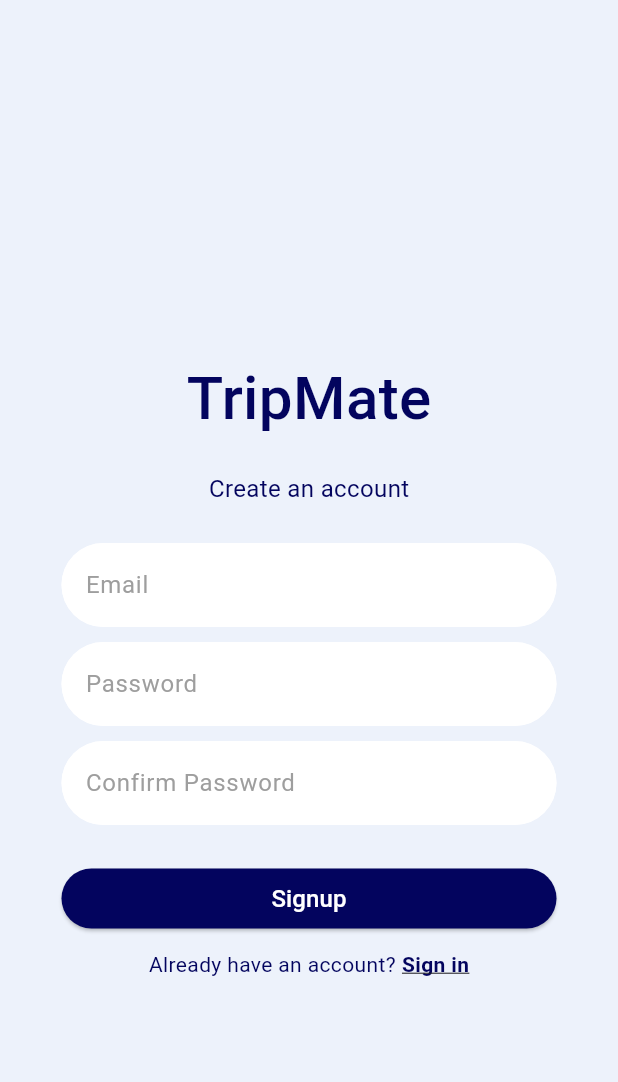
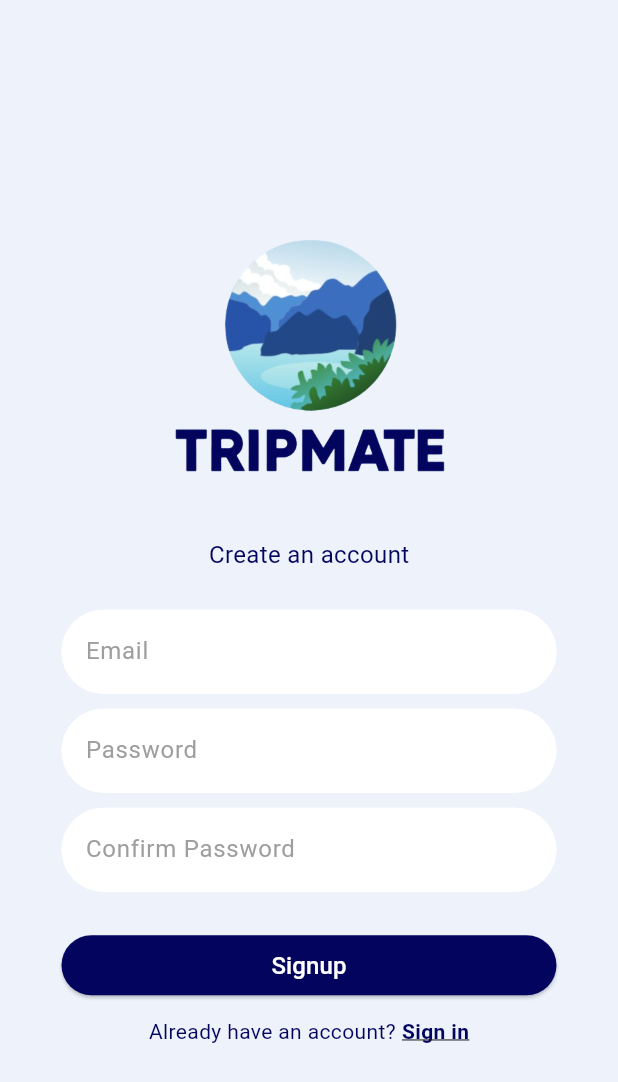
Before and after one commit to abhidnya04/TripMate, a Flutter app: the screen it shows after launch, after a tap on "Register now", on a phone screen of 412 x 824 dp. Shown: the top 1082 px of the screen. Run offline on Flutter 3.47's test engine with Material 3 defaults, Android fonts, the phone set to English and light mode, and no system bars; our stand-ins replace app_links, google_fonts, google_generative_ai, image_picker, open_file, supabase_flutter; missing offline and left inert: google_mlkit_translation; accounts and stored records are empty; Roboto replaces fonts that are missing (Pattaya).

Commit message:
registeroage logo

```diff
--- a/lib/pages/login.dart
+++ b/lib/pages/login.dart
@@ -1,12 +1,12 @@
 import 'package:appdev/components/forgetpassdialog.dart';
 import 'package:flutter/material.dart';
-import 'package:google_fonts/google_fonts.dart';
+//import 'package:google_fonts/google_fonts.dart';
 import 'package:supabase_flutter/supabase_flutter.dart';
 
-import '../components/my_button.dart';
+//import '../components/my_button.dart';
 import '../components/my_textfield.dart';
 import '../components/square_tile.dart';
-import 'register.dart';
+//import 'register.dart';
 
 class LoginPage extends StatefulWidget {
   const LoginPage({super.key});
@@ -77,7 +77,7 @@ class _LoginPageState extends State<LoginPage> {
               child: Column(
                 mainAxisAlignment: MainAxisAlignment.center,
                 children: [
-                const SizedBox(height: 10),
+                //const SizedBox(height: 5),
 
                  // Logo
                   Image.asset(
@@ -87,7 +87,7 @@ class _LoginPageState extends State<LoginPage> {
                   ),
                   // Text('TripMate', style: GoogleFonts.pattaya(fontSize: 40, fontWeight: FontWeight.w500, color: Color(0xff03045e),
                   // ),),
-                  const SizedBox(height: 8),
+                  const SizedBox(height: 6),
 
                   // Welcome text
                   Text(
@@ -195,7 +195,7 @@ class _LoginPageState extends State<LoginPage> {
                         ),
                   ),
 
-                  const SizedBox(height: 40),
+                  const SizedBox(height: 30),
 
                   // Divider
                   Row(
@@ -208,7 +208,7 @@ class _LoginPageState extends State<LoginPage> {
                       Expanded(child: Divider(thickness: 0.5, color: Color(0xff03045e))),
                     ],
                   ),
-                  const SizedBox(height: 30),
+                  const SizedBox(height: 20),
 
                   // Google Sign-In
                   GestureDetector(
@@ -216,7 +216,7 @@ class _LoginPageState extends State<LoginPage> {
                     child: const SquareTile(imagePath: 'lib/images/google.png'),
                   ),
 
-                  const SizedBox(height: 40),
+                  const SizedBox(height: 30),
 
                   // Register option
                   Row(
--- a/lib/pages/register.dart
+++ b/lib/pages/register.dart
@@ -2,7 +2,7 @@ import 'package:flutter/material.dart';
 import 'package:google_fonts/google_fonts.dart' show GoogleFonts;
 import 'package:supabase_flutter/supabase_flutter.dart';
 import '../components/my_textfield.dart';
-import '../components/my_button.dart';
+//import '../components/my_button.dart';
 
 class RegisterPage extends StatefulWidget {
   const RegisterPage({super.key});
@@ -80,15 +80,22 @@ class _RegisterPageState extends State<RegisterPage> {
               padding: EdgeInsets.only(
                 left: 16,
                 right: 16,
-                top: 16,
+                top: 12,
                 bottom: MediaQuery.of(context).viewInsets.bottom
               ),
               child: Column(
                 mainAxisAlignment: MainAxisAlignment.center,
                 children: [
-                  const SizedBox(height: 50),
-                   Text('TripMate', style: GoogleFonts.pattaya(fontSize: 40, fontWeight: FontWeight.w500, color: Color(0xff03045e),
-                  ),),
+                  //const SizedBox(height: 10),
+
+                  Image.asset(
+                    'lib/images/logo.png',
+                    height: 200,
+                    width: 200,
+                  ),
+
+                  //  Text('TripMate', style: GoogleFonts.pattaya(fontSize: 40, fontWeight: FontWeight.w500, color: Color(0xff03045e),
+                  // ),),
                   const SizedBox(height: 20),
                   Text(
                     'Create an account',
--- a/lib/trip.dart
+++ b/lib/trip.dart
@@ -1,4 +1,4 @@
-import 'package:appdev/components/logoutalert.dart';
+//import 'package:appdev/components/logoutalert.dart';
 import 'package:flutter/material.dart';
 import 'package:supabase_flutter/supabase_flutter.dart';
 import 'components/articles_widget.dart';
```
